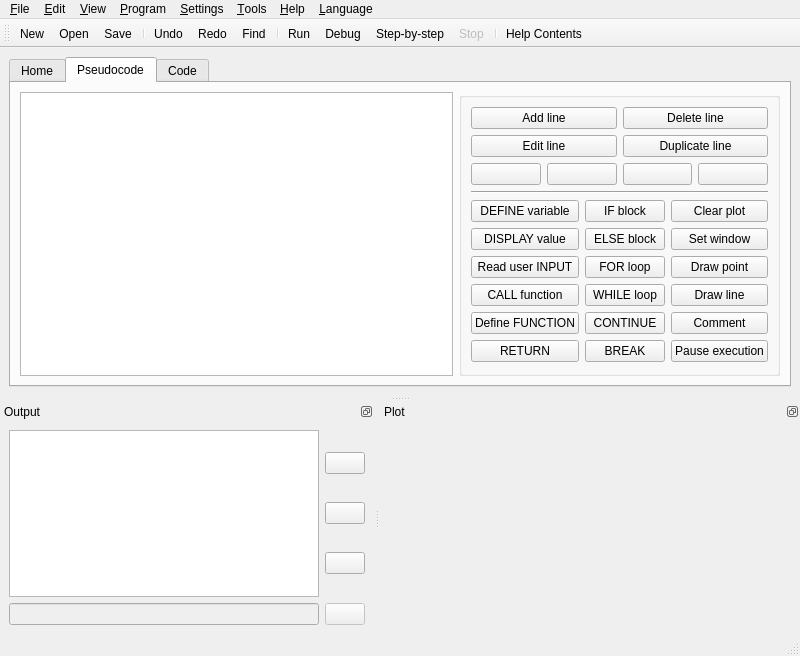
This is src/forms/ui_mainwindow.ui in TuringApp/Turing as Qt 5 draws it before an edit. The edited form follows.
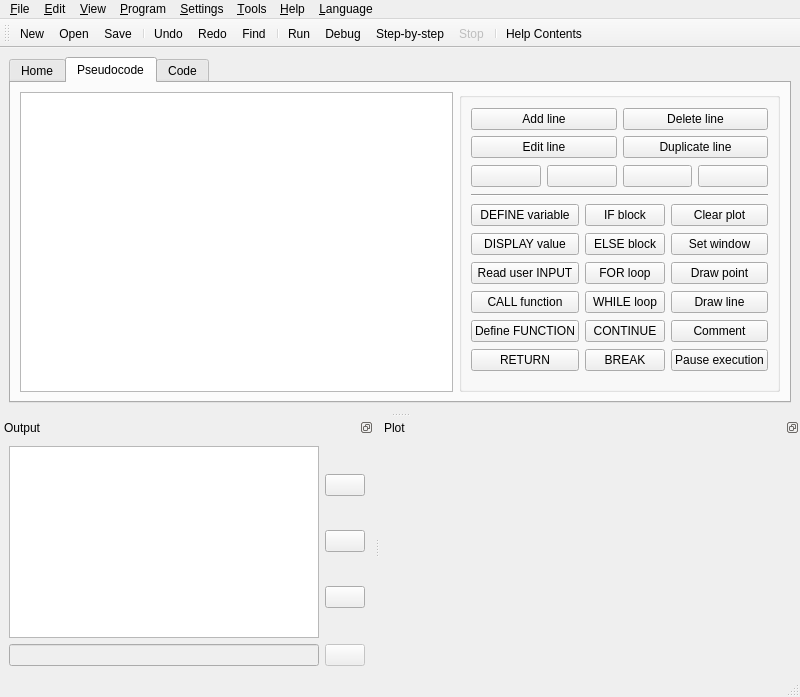
This is the edited form. Icons and pictures are not drawn.

What changed in the file:
```diff
--- a/src/forms/ui_mainwindow.ui
+++ b/src/forms/ui_mainwindow.ui
@@ -8,7 +8,7 @@
     <x>0</x>
     <y>0</y>
     <width>800</width>
-    <height>656</height>
+    <height>697</height>
    </rect>
   </property>
   <property name="windowTitle">
```
